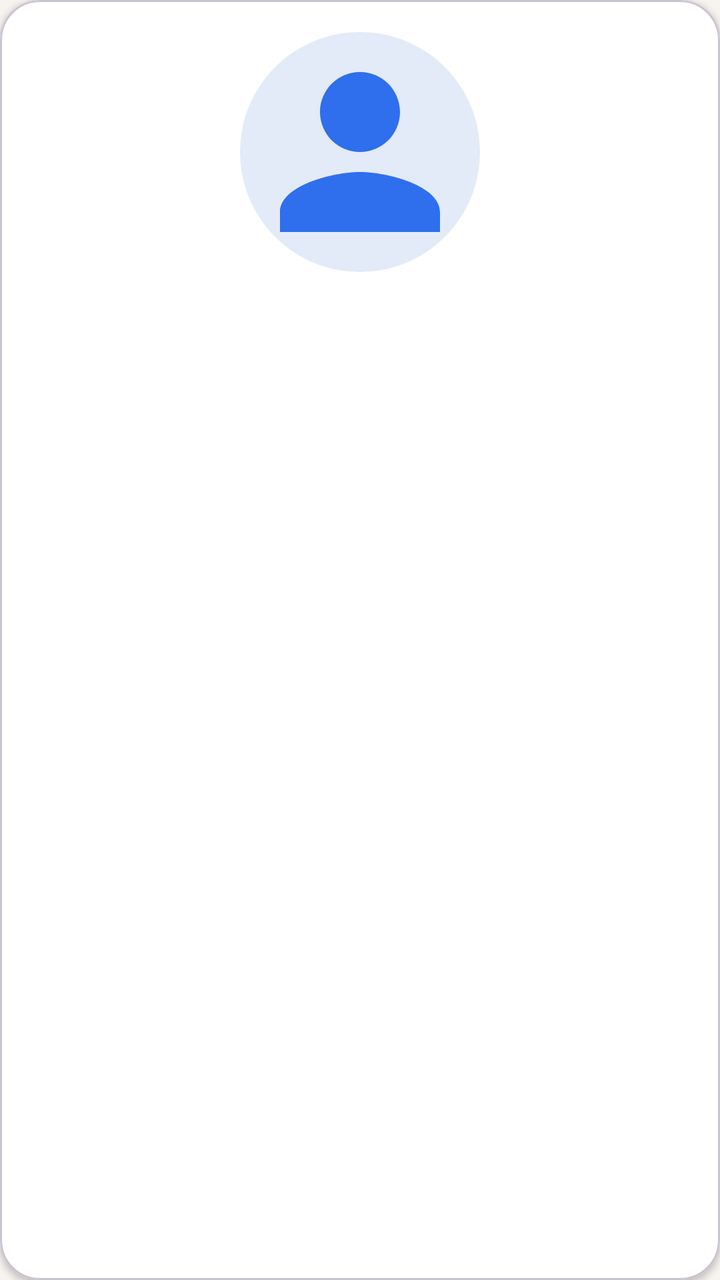
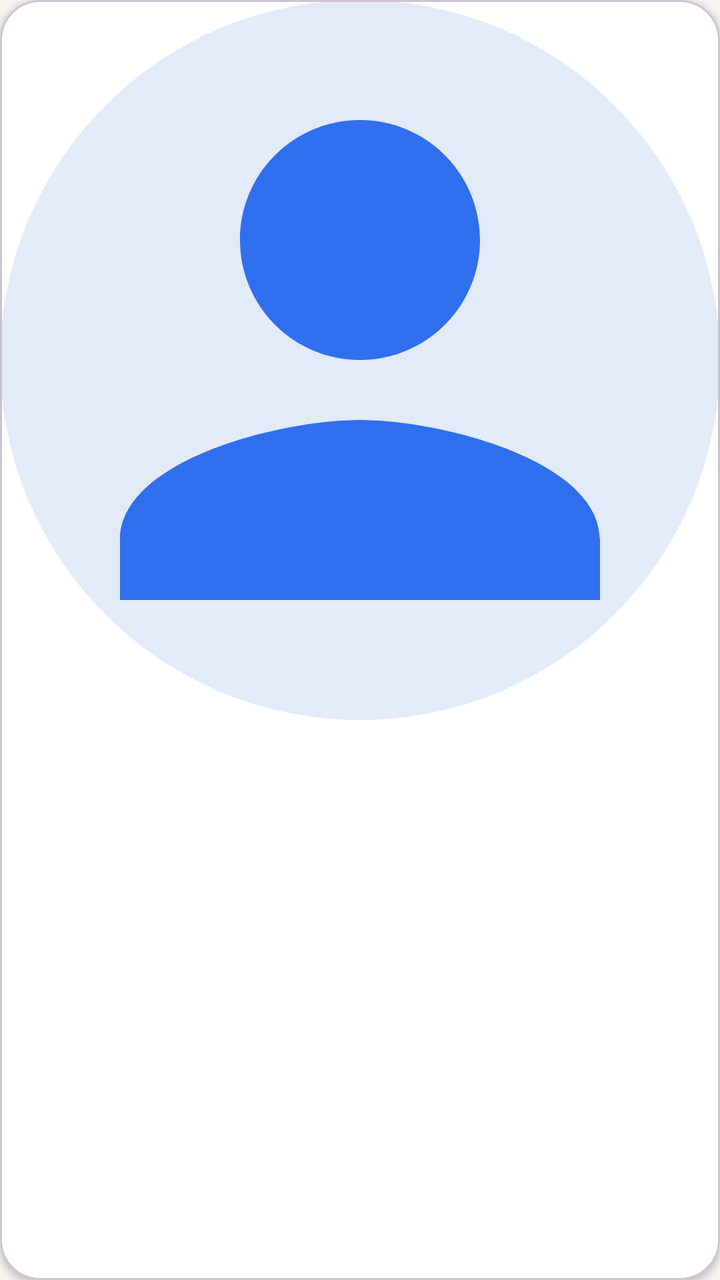

The first picture is an Android layout as it rendered before a commit; the second is the same layout after the commit. The layout source and the unified diff follow.
<!-- AndroidManifest.xml: application theme Theme.WeChatPhotoCall -->
<!-- res/layout/item_contact.xml -->
<?xml version="1.0" encoding="utf-8"?>
<com.google.android.material.card.MaterialCardView xmlns:android="http://schemas.android.com/apk/res/android"
    xmlns:app="http://schemas.android.com/apk/res-auto"
    android:layout_width="match_parent"
    android:layout_height="wrap_content"
    android:layout_margin="8dp"
    app:cardCornerRadius="20dp"
    app:cardElevation="2dp"
    app:cardBackgroundColor="#FFFFFFFF">

    <LinearLayout
        android:layout_width="match_parent"
        android:layout_height="wrap_content"
        android:gravity="center_horizontal"
        android:orientation="vertical"
        android:padding="16dp">

        <ImageView
            android:id="@+id/imgAvatar"
            android:layout_width="120dp"
            android:layout_height="120dp"
            android:background="@drawable/bg_avatar"
            android:contentDescription="@string/avatar"
            android:scaleType="centerCrop"
            android:src="@drawable/ic_person" />

        <TextView
            android:id="@+id/tvName"
            android:layout_width="wrap_content"
            android:layout_height="wrap_content"
            android:layout_marginTop="12dp"
            android:textColor="#FF222222"
            android:textSize="20sp"
            android:textStyle="bold" />
    </LinearLayout>
</com.google.android.material.card.MaterialCardView>
<!-- resources referenced by this layout -->
<resources>
  <!-- drawable bg_avatar (drawable) -->
  <?xml version="1.0" encoding="utf-8"?>
  <shape xmlns:android="http://schemas.android.com/apk/res/android" android:shape="oval">
      <solid android:color="#FFE3EAF8" />
  </shape>
  <!-- drawable ic_person (drawable) -->
  <?xml version="1.0" encoding="utf-8"?>
  <vector xmlns:android="http://schemas.android.com/apk/res/android"
      android:width="24dp"
      android:height="24dp"
      android:viewportWidth="24"
      android:viewportHeight="24">
      <path
          android:fillColor="#FF2F6FED"
          android:pathData="M12,12c2.21,0 4,-1.79 4,-4s-1.79,-4 -4,-4 -4,1.79 -4,4 1.79,4 4,4zM12,14c-2.67,0 -8,1.34 -8,4v2h16v-2c0,-2.66 -5.33,-4 -8,-4z" />
  </vector>
  <string name="avatar">头像</string>
  <style name="Theme.WeChatPhotoCall" parent="Theme.Material3.Light.NoActionBar">
          <item name="colorPrimary">@color/primary</item>
          <item name="colorPrimaryDark">@color/primary_dark</item>
          <item name="colorOnPrimary">@color/white</item>
          <item name="android:statusBarColor">@color/primary</item>
          <item name="android:navigationBarColor">@color/white</item>
          <item name="android:windowBackground">@color/background</item>
      </style>
  <color name="primary">#FF2F6FED</color>
  <color name="primary_dark">#FF1F4FB8</color>
  <color name="white">#FFFFFFFF</color>
  <color name="background">#FFF7F4F0</color>
</resources>

<!-- the commit's change to res/layout/item_contact.xml (unified diff, before → after) -->
@@ -8,29 +8,37 @@
     app:cardElevation="2dp"
     app:cardBackgroundColor="#FFFFFFFF">
 
-    <LinearLayout
+    <androidx.constraintlayout.widget.ConstraintLayout
         android:layout_width="match_parent"
         android:layout_height="wrap_content"
-        android:gravity="center_horizontal"
-        android:orientation="vertical"
-        android:padding="16dp">
+        android:padding="0dp">
 
         <ImageView
             android:id="@+id/imgAvatar"
-            android:layout_width="120dp"
-            android:layout_height="120dp"
+            android:layout_width="0dp"
+            android:layout_height="0dp"
             android:background="@drawable/bg_avatar"
             android:contentDescription="@string/avatar"
             android:scaleType="centerCrop"
-            android:src="@drawable/ic_person" />
+            android:src="@drawable/ic_person"
+            app:layout_constraintDimensionRatio="1:1"
+            app:layout_constraintEnd_toEndOf="parent"
+            app:layout_constraintStart_toStartOf="parent"
+            app:layout_constraintTop_toTopOf="parent" />
 
         <TextView
             android:id="@+id/tvName"
-            android:layout_width="wrap_content"
+            android:layout_width="0dp"
             android:layout_height="wrap_content"
-            android:layout_marginTop="12dp"
+            android:ellipsize="end"
+            android:gravity="center"
+            android:maxLines="1"
+            android:padding="12dp"
             android:textColor="#FF222222"
             android:textSize="20sp"
-            android:textStyle="bold" />
-    </LinearLayout>
+            android:textStyle="bold"
+            app:layout_constraintEnd_toEndOf="parent"
+            app:layout_constraintStart_toStartOf="parent"
+            app:layout_constraintTop_toBottomOf="@id/imgAvatar" />
+    </androidx.constraintlayout.widget.ConstraintLayout>
 </com.google.android.material.card.MaterialCardView>
